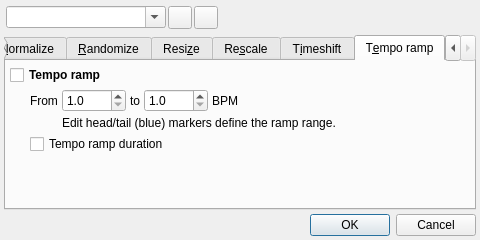
Old version of the form src/qtractorMidiToolsForm.ui in the repository rncbc/qtractor.
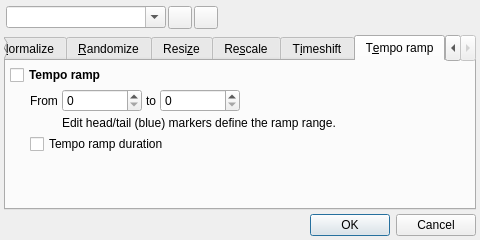
New version of the form. The open tabs and pages were chosen to show the change. Icons and pictures are not drawn. Custom widgets are drawn as their Qt base class.

Commit message: - Fixing Clip/Tools/Temporamp... dialog...

Patch:
```diff
--- a/src/qtractorMidiToolsForm.ui
+++ b/src/qtractorMidiToolsForm.ui
@@ -1441,34 +1441,16 @@
         </widget>
        </item>
        <item row="1" column="2">
-        <widget class="QDoubleSpinBox" name="TemporampFromSpinBox">
+        <widget class="qtractorTempoSpinBox" name="TemporampFromSpinBox">
          <property name="minimumSize">
           <size>
-           <width>60</width>
+           <width>80</width>
            <height>0</height>
           </size>
          </property>
          <property name="toolTip">
           <string>Tempo ramp start</string>
          </property>
-         <property name="accelerated">
-          <bool>true</bool>
-         </property>
-         <property name="decimals">
-          <number>1</number>
-         </property>
-         <property name="minimum">
-          <double>1.0</double>
-         </property>
-         <property name="maximum">
-          <double>1000.0</double>
-         </property>
-         <property name="singleStep">
-          <double>0.1</double>
-         </property>
-         <property name="value">
-          <double>0.0</double>
-         </property>
         </widget>
        </item>
        <item row="1" column="3">
@@ -1479,41 +1461,16 @@
         </widget>
        </item>
        <item row="1" column="4">
-        <widget class="QDoubleSpinBox" name="TemporampToSpinBox">
+        <widget class="qtractorTempoSpinBox" name="TemporampToSpinBox">
          <property name="minimumSize">
           <size>
-           <width>60</width>
+           <width>80</width>
            <height>0</height>
           </size>
          </property>
          <property name="toolTip">
           <string>Temporamp end</string>
          </property>
-         <property name="accelerated">
-          <bool>true</bool>
-         </property>
-         <property name="decimals">
-          <number>1</number>
-         </property>
-         <property name="minimum">
-          <double>1.0</double>
-         </property>
-         <property name="maximum">
-          <double>1000.0</double>
-         </property>
-         <property name="singleStep">
-          <double>0.1</double>
-         </property>
-         <property name="value">
-          <double>0.0</double>
-         </property>
-        </widget>
-       </item>
-       <item row="1" column="5">
-        <widget class="QLabel" name="TemporampBpmLabel">
-         <property name="text">
-          <string>BPM</string>
-         </property>
         </widget>
        </item>
        <item row="1" column="6">
@@ -1579,6 +1536,11 @@
    <extends>QSpinBox</extends>
    <header>qtractorSpinBox.h</header>
   </customwidget>
+  <customwidget>
+   <class>qtractorTempoSpinBox</class>
+   <extends>QSpinBox</extends>
+   <header>qtractorSpinBox.h</header>
+  </customwidget>
  </customwidgets>
  <tabstops>
   <tabstop>PresetNameComboBox</tabstop>
```
Left out of the diff: 3 changed lines with no effect on the pictures. The commit also changes 10 other files.
